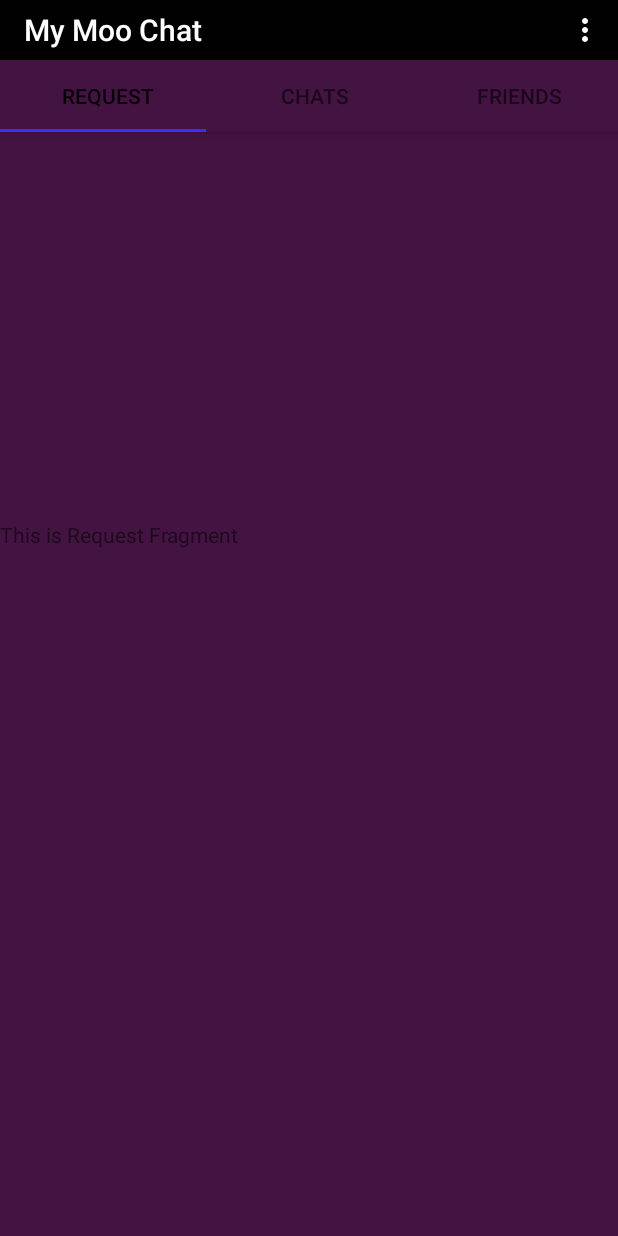
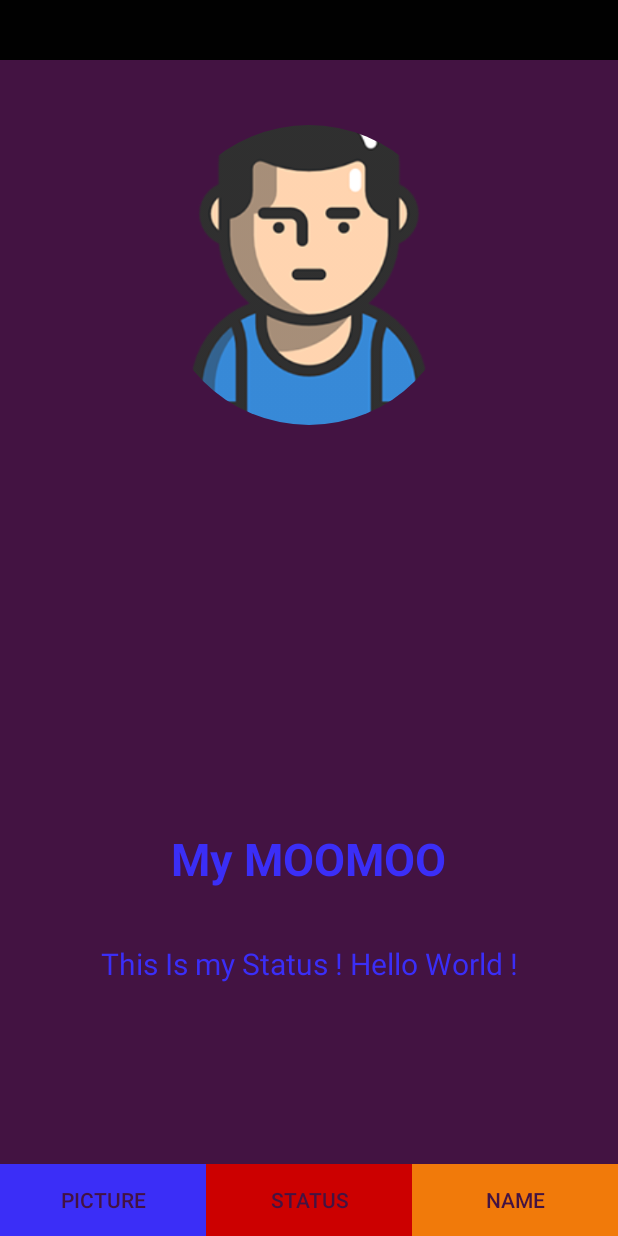
Before and after one commit to MohsanSultan/MooChat, an Android app: the screen it shows after launch once a user with an empty profile is signed in (MainActivity before the commit, UserSettingActivity after it), in the options menu, after a tap on "Account Settings", on a phone screen of 412 x 824 dp. Run offline under Robolectric (Android 15) with nearby library versions, the phone set to English and light mode, and no system bars; our stand-ins replace CircleImageView, Firebase (no records; nobody signed in at launch, a user with empty details on screens opened directly).

Commit message:
07-01-19

```diff
--- a/app/build.gradle
+++ b/app/build.gradle
@@ -33,6 +33,7 @@ dependencies {
     androidTestImplementation 'com.android.support.test:runner:1.0.2'
     androidTestImplementation 'com.android.support.test.espresso:espresso-core:3.0.2'
     implementation 'com.android.support:recyclerview-v7:26.0.0'
+    implementation 'de.hdodenhof:circleimageview:3.0.0'
     implementation 'com.android.support:design:26.0.0'
 }
 
--- a/app/src/main/AndroidManifest.xml
+++ b/app/src/main/AndroidManifest.xml
@@ -21,6 +21,7 @@
         <activity
             android:name=".RegisterActivity"
             android:parentActivityName=".LoginActivity" />
+        <activity android:name=".UserSettingActivity"></activity>
     </application>
 
 </manifest>
--- a/app/src/main/java/com/example/moo_chat/moochat/MainActivity.java
+++ b/app/src/main/java/com/example/moo_chat/moochat/MainActivity.java
@@ -1,6 +1,7 @@
 package com.example.moo_chat.moochat;
 
 import android.content.Intent;
+import android.graphics.Color;
 import android.support.design.widget.TabLayout;
 import android.support.v4.view.ViewPager;
 import android.support.v7.app.AppCompatActivity;
@@ -47,7 +48,9 @@ public class MainActivity extends AppCompatActivity {
         myViewPager.setAdapter(myPagerAdapter);
 
         myTabLayout = findViewById(R.id.main_tabs);
+        myTabLayout.setTabTextColors(Color.GRAY,Color.MAGENTA);
         myTabLayout.setupWithViewPager(myViewPager);
+
     }
 
     @Override
@@ -66,7 +69,6 @@ public class MainActivity extends AppCompatActivity {
     public boolean onCreateOptionsMenu(Menu menu) {
          super.onCreateOptionsMenu(menu);
          getMenuInflater().inflate(R.menu.main_menu , menu);
-
         return true;
     }
 
@@ -78,6 +80,12 @@ public class MainActivity extends AppCompatActivity {
              FirebaseAuth.getInstance().signOut();
              GoToStart();
          }
+         if (item.getItemId() == R.id.account_Bar_btn)
+         {
+             Intent settingInt = new Intent(MainActivity.this , UserSettingActivity.class);
+             startActivity(settingInt);
+
+         }
         return true;
     }
 
--- /dev/null
+++ b/app/src/main/java/com/example/moo_chat/moochat/UserSettingActivity.java
@@ -0,0 +1,13 @@
+package com.example.moo_chat.moochat;
+
+import android.support.v7.app.AppCompatActivity;
+import android.os.Bundle;
+
+public class UserSettingActivity extends AppCompatActivity {
+
+    @Override
+    protected void onCreate(Bundle savedInstanceState) {
+        super.onCreate(savedInstanceState);
+        setContentView(R.layout.activity_user_setting);
+    }
+}
--- a/app/src/main/res/layout/activity_main.xml
+++ b/app/src/main/res/layout/activity_main.xml
@@ -30,9 +30,10 @@
     <android.support.v4.view.ViewPager
         android:id="@+id/tab_pager"
         android:layout_width="match_parent"
-        android:layout_height="477dp"
+        android:layout_height="480dp"
         android:layout_alignParentBottom="true"
-        android:layout_alignParentStart="true">
+        android:layout_alignParentStart="true"
+        android:background="@android:color/white">
 
     </android.support.v4.view.ViewPager>
 
--- /dev/null
+++ b/app/src/main/res/layout/activity_user_setting.xml
@@ -0,0 +1,115 @@
+<?xml version="1.0" encoding="utf-8"?>
+<RelativeLayout xmlns:android="http://schemas.android.com/apk/res/android"
+    xmlns:app="http://schemas.android.com/apk/res-auto"
+    xmlns:tools="http://schemas.android.com/tools"
+    android:layout_width="match_parent"
+    android:layout_height="match_parent"
+    android:background="@color/colorPrimary"
+    tools:context=".UserSettingActivity">
+
+    <include
+        android:id="@+id/main_page_toolbar"
+        layout="@layout/app_bar_layout" />
+
+    <de.hdodenhof.circleimageview.CircleImageView
+        android:id="@+id/user_dp"
+        android:layout_width="217dp"
+        android:layout_height="200dp"
+        android:layout_alignParentTop="true"
+        android:layout_centerHorizontal="true"
+        android:layout_marginTop="83dp"
+        android:src="@drawable/user_avatar" />
+
+    <TextView
+        android:id="@+id/user_setting_name"
+        android:layout_width="335dp"
+        android:layout_height="wrap_content"
+        android:layout_alignParentBottom="true"
+        android:layout_centerHorizontal="true"
+        android:layout_marginBottom="231dp"
+        android:text="@string/my_moomoo"
+        android:textAlignment="center"
+        android:textColor="@color/colorAccent"
+        android:textSize="30sp"
+        android:textStyle="bold" />
+
+    <TextView
+        android:id="@+id/user_setting_status"
+        android:layout_width="match_parent"
+        android:layout_height="74dp"
+        android:layout_alignParentBottom="true"
+        android:layout_alignParentStart="true"
+        android:layout_marginBottom="121dp"
+        android:text="@string/this_is_my_status_hello_world"
+        android:textAlignment="center"
+        android:textColor="@color/colorAccent"
+        android:textSize="20sp" />
+
+    <!--<Button-->
+        <!--android:id="@+id/setting_dp_btn"-->
+        <!--android:layout_width="125dp"-->
+        <!--android:layout_height="wrap_content"-->
+        <!--android:layout_alignParentBottom="true"-->
+        <!--android:layout_alignParentStart="true"-->
+        <!--android:background="@color/colorAccent"-->
+        <!--android:text="@string/picture"-->
+        <!--android:textColor="@android:color/white" />-->
+
+    <!--<Button-->
+        <!--android:id="@+id/setting_status_btn"-->
+        <!--android:layout_width="125dp"-->
+        <!--android:layout_height="wrap_content"-->
+        <!--android:layout_alignParentBottom="true"-->
+        <!--android:layout_centerHorizontal="true"-->
+        <!--android:background="@android:color/holo_red_dark"-->
+        <!--android:text="@string/status"-->
+        <!--android:textColor="@android:color/white" />-->
+
+    <!--<Button-->
+        <!--android:id="@+id/setting_username_btn"-->
+        <!--android:layout_width="125dp"-->
+        <!--android:layout_height="wrap_content"-->
+        <!--android:layout_alignParentBottom="true"-->
+        <!--android:layout_alignParentEnd="true"-->
+        <!--android:textColor="@android:color/white"-->
+        <!--android:background="?android:attr/colorActivatedHighlight"-->
+        <!--android:text="@string/name" />-->
+    <LinearLayout
+        android:layout_width="match_parent"
+        android:layout_height="wrap_content"
+        android:layout_alignParentBottom="true"
+        android:layout_alignParentStart="true"
+        android:weightSum="3"
+        android:orientation="horizontal">
+
+        <Button
+            android:id="@+id/setting_dp_btn"
+            android:layout_width="wrap_content"
+            android:layout_height="wrap_content"
+            android:layout_weight="1"
+            android:background="@color/colorAccent"
+            android:text="@string/picture"
+            android:textColor="?attr/colorPrimary" />
+
+        <Button
+            android:id="@+id/setting_status_btn"
+            android:layout_width="wrap_content"
+            android:layout_height="wrap_content"
+            android:layout_weight="1"
+            android:background="@android:color/holo_red_dark"
+            android:text="@string/status"
+            android:textColor="?attr/colorPrimary" />
+
+        <Button
+            android:id="@+id/setting_username_btn"
+            android:layout_width="wrap_content"
+            android:layout_height="wrap_content"
+            android:layout_gravity="fill_vertical"
+            android:layout_weight="1"
+            android:background="?android:attr/colorActivatedHighlight"
+            android:text="@string/name"
+            android:textColor="?attr/colorPrimary" />
+    </LinearLayout>
+
+
+</RelativeLayout>
--- a/app/src/main/res/values/colors.xml
+++ b/app/src/main/res/values/colors.xml
@@ -2,5 +2,5 @@
 <resources>
     <color name="colorPrimary">#431342</color>
     <color name="colorPrimaryDark">#431342</color>
-    <color name="colorAccent">#3B2EF7</color>
+    <color name="colorAccent">#3b2ef7</color>
 </resources>
--- a/app/src/main/res/values/strings.xml
+++ b/app/src/main/res/values/strings.xml
@@ -13,6 +13,12 @@
     <string name="all_users">All Users</string>
     <string name="sign_in">Sign In Moo</string>
     <string name="description">description</string>
+    <string name="mohsin_khan">MOHSIN KHAN</string>
+    <string name="picture">Picture</string>
+    <string name="status">Status</string>
+    <string name="name">Name</string>
+    <string name="my_moomoo">My MOOMOO</string>
+    <string name="this_is_my_status_hello_world">This Is my Status ! Hello World !</string>
 
     <!-- TODO: Remove or change this placeholder text -->
 </resources>
```
Also changed, not shown: app/src/main/res/drawable/user_avatar.png (added).
